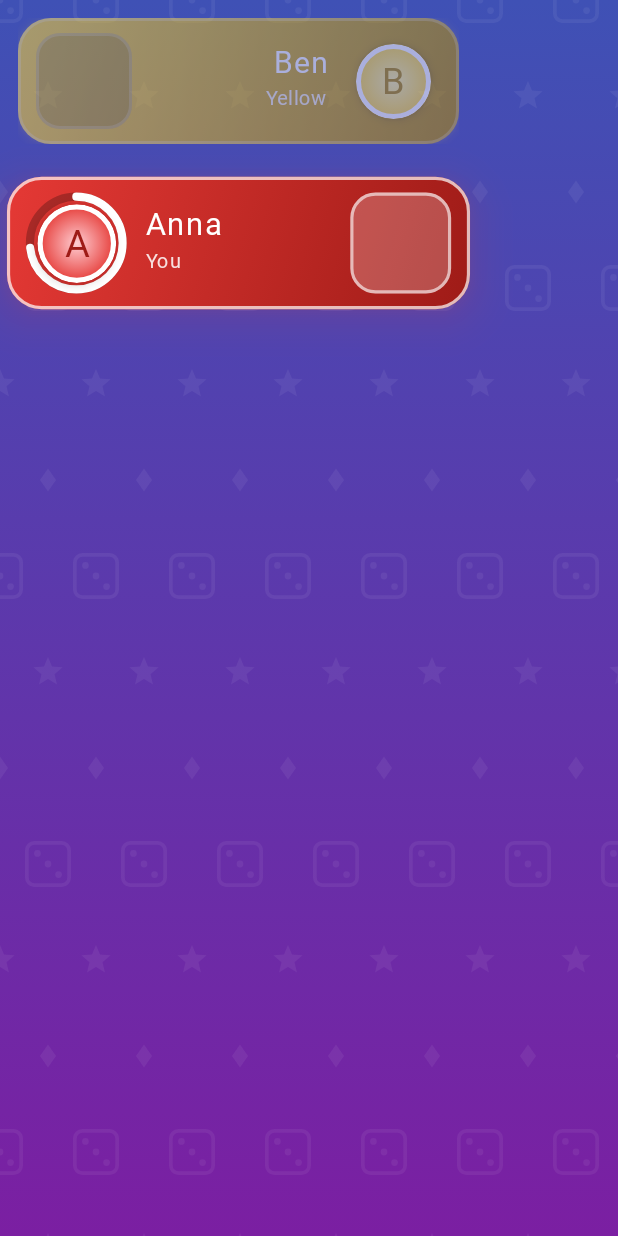
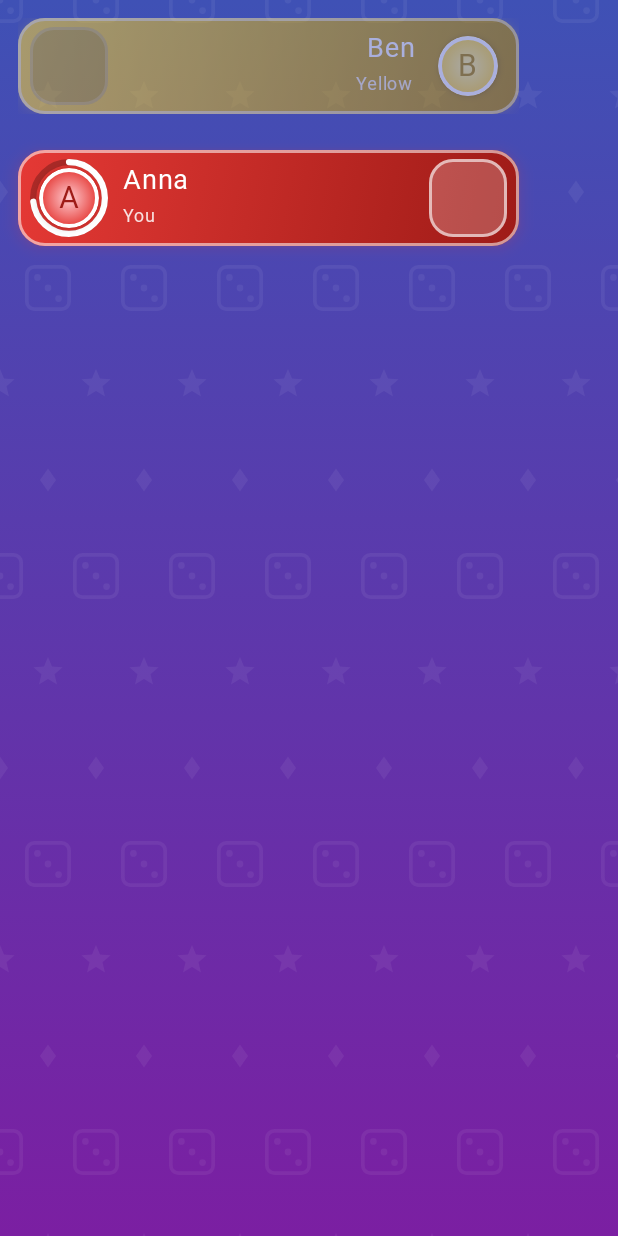
Before and after one commit to anitsingh367/ludo-game-android, an Android app built with Jetpack Compose: the @Preview function PlayerPanelsPreview, on a phone screen of 412 x 824 dp. Run offline under Robolectric (Android 15) with nearby library versions, the phone set to English and light mode, and no system bars; Roboto replaces fonts that are not available here.

Commit message:
Fix-up 1/7: bigger board with thin border, compact identical panels close to the board
Co-Authored-By: Claude Opus 5.5 <noreply@anthropic.com>

```diff
--- a/app/src/main/java/com/example/ludoduel/ui/game/PlayerPanel.kt
+++ b/app/src/main/java/com/example/ludoduel/ui/game/PlayerPanel.kt
@@ -10,9 +10,10 @@ import androidx.compose.foundation.layout.Box
 import androidx.compose.foundation.layout.Column
 import androidx.compose.foundation.layout.Row
 import androidx.compose.foundation.layout.fillMaxSize
+import androidx.compose.foundation.layout.fillMaxWidth
+import androidx.compose.foundation.layout.height
 import androidx.compose.foundation.layout.padding
 import androidx.compose.foundation.layout.size
-import androidx.compose.foundation.layout.width
 import androidx.compose.foundation.shape.CircleShape
 import androidx.compose.foundation.shape.RoundedCornerShape
 import androidx.compose.material3.Text
@@ -46,8 +47,8 @@ import kotlin.math.sin
 
 /**
  * A player's card, placed next to their own corner of the board: avatar with the turn timer ring,
- * name, and the dice box. The active player's card is full brightness, slightly larger and glowing;
- * the waiting player's card is dimmed.
+ * name, and the dice box. Both players' cards are the same size and style; only the brightness
+ * shows whose turn it is (the waiting player's card is dimmed).
  *
  * [mirrored] puts the dice box on the left and the avatar on the right (for the top-right card).
  */
@@ -64,35 +65,36 @@ fun PlayerPanel(
     diceBox: @Composable () -> Unit,
 ) {
     val colors = LocalLudoPalette.current.of(color)
-    val scale by animateFloatAsState(if (active) 1.05f else 1f, tween(250), label = "panelScale")
     val alpha by animateFloatAsState(if (active) 1f else 0.55f, tween(250), label = "panelAlpha")
-    val shape = RoundedCornerShape(22.dp)
+    val shape = RoundedCornerShape(18.dp)
     Row(
         modifier
-            .graphicsLayer { scaleX = scale; scaleY = scale; this.alpha = alpha }
-            .shadow(if (active) 18.dp else 4.dp, shape, clip = false, ambientColor = colors.main, spotColor = colors.main)
+            .fillMaxWidth(PANEL_WIDTH)
+            .height(PANEL_HEIGHT)
+            .graphicsLayer { this.alpha = alpha }
+            .shadow(6.dp, shape, clip = false, ambientColor = colors.main, spotColor = colors.main)
             .background(Brush.linearGradient(listOf(colors.main, colors.dark)), shape)
-            .border(2.dp, Color.White.copy(alpha = if (active) 0.7f else 0.25f), shape)
-            .padding(horizontal = 12.dp, vertical = 10.dp),
+            .border(2.dp, Color.White.copy(alpha = 0.55f), shape)
+            .padding(horizontal = 8.dp, vertical = 6.dp),
         verticalAlignment = Alignment.CenterVertically,
-        horizontalArrangement = Arrangement.spacedBy(12.dp),
+        horizontalArrangement = Arrangement.spacedBy(10.dp),
     ) {
         val avatar = @Composable { Avatar(name, color, active, deadline, now) }
         val label = @Composable {
             Column(
-                Modifier.width(118.dp),
+                Modifier.weight(1f),
                 horizontalAlignment = if (mirrored) Alignment.End else Alignment.Start,
             ) {
                 Text(
                     name,
                     color = Color.White,
-                    fontSize = 20.sp,
+                    fontSize = 18.sp,
                     fontWeight = FontWeight.ExtraBold,
                     maxLines = 1,
                     overflow = TextOverflow.Ellipsis,
                     textAlign = if (mirrored) TextAlign.End else TextAlign.Start,
                 )
-                Text(subtitle, color = Color.White.copy(alpha = 0.85f), fontSize = 13.sp, maxLines = 1)
+                Text(subtitle, color = Color.White.copy(alpha = 0.85f), fontSize = 12.sp, maxLines = 1)
             }
         }
         if (mirrored) {
@@ -103,24 +105,27 @@ fun PlayerPanel(
     }
 }
 
+private val PANEL_HEIGHT = 64.dp
+private const val PANEL_WIDTH = 0.86f
+
 /** Circular avatar with the player's initial, surrounded by the turn timer ring when active. */
 @Composable
 private fun Avatar(name: String, color: PlayerColor, active: Boolean, deadline: Long, now: () -> Long) {
     val colors = LocalLudoPalette.current.of(color)
-    Box(Modifier.size(64.dp), contentAlignment = Alignment.Center) {
+    Box(Modifier.size(52.dp), contentAlignment = Alignment.Center) {
         if (active) TimerRing(deadline, now, Modifier.fillMaxSize())
         Box(
             Modifier
-                .size(50.dp)
-                .shadow(4.dp, CircleShape)
+                .size(40.dp)
+                .shadow(3.dp, CircleShape)
                 .background(Brush.radialGradient(listOf(colors.light, colors.main)), CircleShape)
-                .border(3.dp, Color.White, CircleShape),
+                .border(2.5.dp, Color.White, CircleShape),
             contentAlignment = Alignment.Center,
         ) {
             Text(
                 name.trim().firstOrNull()?.uppercase() ?: "?",
                 color = colors.dark,
-                fontSize = 24.sp,
+                fontSize = 20.sp,
                 fontWeight = FontWeight.ExtraBold,
             )
         }
@@ -168,10 +173,10 @@ fun DiceBox(active: Boolean, modifier: Modifier = Modifier, content: @Composable
     val shape = RoundedCornerShape(16.dp)
     Box(
         modifier
-            .size(64.dp)
+            .size(52.dp)
             .background(if (active) Color.White.copy(alpha = 0.22f) else Color.Black.copy(alpha = 0.18f), shape)
             .border(2.dp, Color.White.copy(alpha = if (active) 0.6f else 0.2f), shape)
-            .padding(6.dp),
+            .padding(4.dp),
         contentAlignment = Alignment.Center,
     ) { content() }
 }
```
Also changed, not shown: app/src/main/java/com/example/ludoduel/ui/game/BoardSurface.kt (+9 -11 lines), app/src/main/java/com/example/ludoduel/ui/game/GameScreen.kt (+33 -27 lines).
